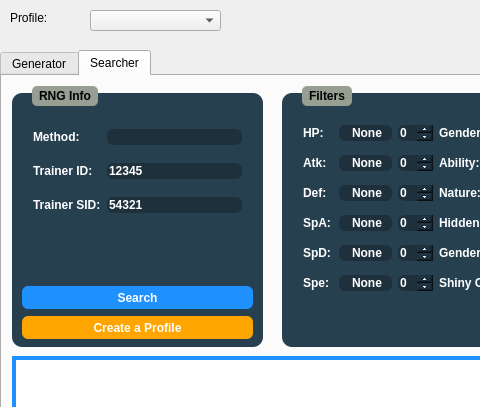
Admiral-Fish/PokeFinder, file Forms/Gen3/Stationary3.ui: the form before one commit; both pictures show x 0 to 480 and y 0 to 407 of the 1219 by 688 pixel window.
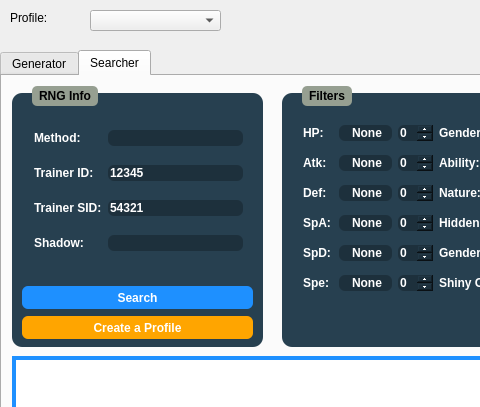
The form after the commit. The open tabs and pages were chosen to show the change. Icons and pictures are not drawn. Custom widgets are drawn as their Qt base class.

Commit message: Initial gales/colo shadow support

Diff of the .ui file:
```diff
--- a/Forms/Gen3/Stationary3.ui
+++ b/Forms/Gen3/Stationary3.ui
@@ -1273,19 +1273,23 @@
         <bool>false</bool>
        </property>
       </widget>
-      <widget class="QWidget" name="gridLayoutWidget_5">
+      <widget class="QWidget" name="">
        <property name="geometry">
         <rect>
-         <x>10</x>
+         <x>11</x>
          <y>20</y>
          <width>231</width>
-         <height>131</height>
+         <height>171</height>
         </rect>
        </property>
-       <layout class="QGridLayout" name="gridLayoutInfo_3" rowstretch="0,0,0" columnstretch="0,0">
-        <property name="sizeConstraint">
-         <enum>QLayout::SetNoConstraint</enum>
-        </property>
+       <layout class="QGridLayout" name="gridLayout_2">
+        <item row="0" column="0">
+         <widget class="QLabel" name="methodLabel_3">
+          <property name="text">
+           <string>Method:</string>
+          </property>
+         </widget>
+        </item>
         <item row="0" column="1">
          <widget class="QComboBox" name="comboBoxMethodSearcher">
           <property name="layoutDirection">
@@ -1299,6 +1303,13 @@
           </property>
          </widget>
         </item>
+        <item row="1" column="0">
+         <widget class="QLabel" name="idLabel_3">
+          <property name="text">
+           <string>Trainer ID:</string>
+          </property>
+         </widget>
+        </item>
         <item row="1" column="1">
          <widget class="QTextBox" name="idSearcher">
           <property name="inputMask">
@@ -1319,13 +1330,6 @@
           </property>
          </widget>
         </item>
-        <item row="1" column="0">
-         <widget class="QLabel" name="idLabel_3">
-          <property name="text">
-           <string>Trainer ID:</string>
-          </property>
-         </widget>
-        </item>
         <item row="2" column="1">
          <widget class="QTextBox" name="sidSearcher">
           <property name="inputMask">
@@ -1339,13 +1343,16 @@
           </property>
          </widget>
         </item>
-        <item row="0" column="0">
-         <widget class="QLabel" name="methodLabel_3">
+        <item row="3" column="0">
+         <widget class="QLabel" name="label">
           <property name="text">
-           <string>Method:</string>
+           <string>Shadow:</string>
           </property>
          </widget>
         </item>
+        <item row="3" column="1">
+         <widget class="QComboBox" name="comboBoxShadow"/>
+        </item>
        </layout>
       </widget>
      </widget>
```
Left out of the diff: 2 changed lines with no effect on the pictures. The commit also changes 11 other files.
